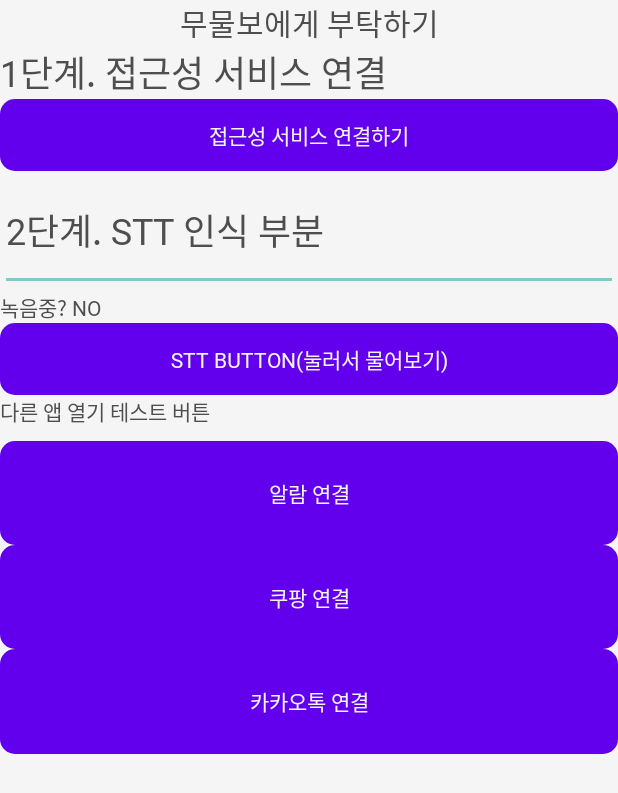
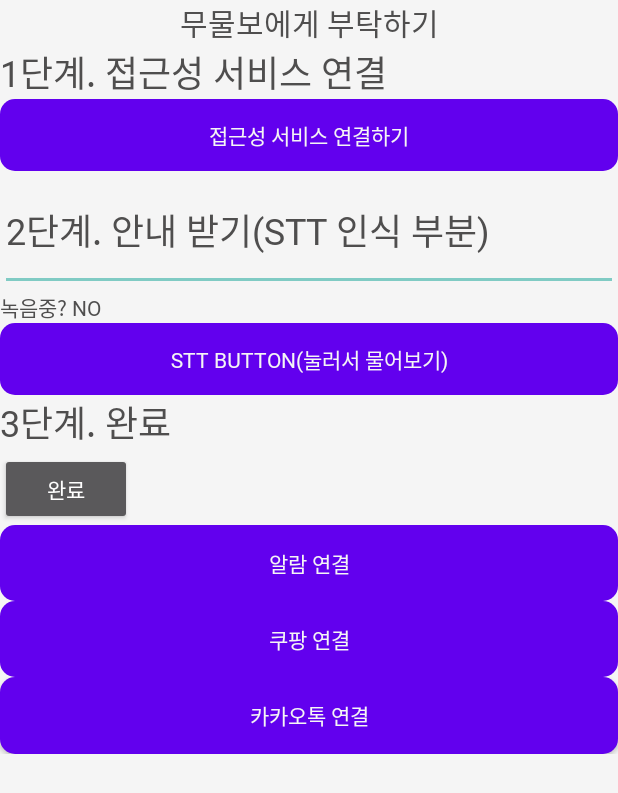
Before and after one commit to Park-kxng/mumulbo2023, an Android app: the ActMmbActivity screen opened directly, with no data from a screen before it, on a phone screen of 412 x 824 dp. Shown: the top 793 px of the screen. Run offline under Robolectric (Android 15) with nearby library versions, the phone set to English and light mode, and no system bars.

```diff
--- a/app/src/main/java/com/example/mumulbo2023/ActMmbActivity.java
+++ b/app/src/main/java/com/example/mumulbo2023/ActMmbActivity.java
@@ -39,7 +39,8 @@ import java.util.List;
 import java.util.Locale;
 
 public class ActMmbActivity extends Activity {
-    Button kakaoButton, alarmButton, coupangButton, recordButton, button_AccessConect;
+    public int Step = 0;
+    Button kakaoButton, alarmButton, coupangButton, recordButton, button_AccessConect, button_Complete;
     //////
     TextView recordingText; // TTS로 음성으로 나오기도 하지만 텍스트로도 표시하기 위함
     //TextView answerText;
@@ -94,6 +95,19 @@ public class ActMmbActivity extends Activity {
         recordIntent.putExtra(RecognizerIntent.EXTRA_LANGUAGE, "ko-KR");   //한국어
         //
         button_AccessConect = findViewById(R.id.Acces_connection);
+        button_Complete = findViewById(R.id.complete);
+        // 버튼 클릭 시 설명 메시지 토스트로 출력
+        button_Complete.setOnClickListener(new View.OnClickListener() {
+            @Override
+            public void onClick(View v) {
+                // 내가 구현한 (무물보)ui 요소의 설명하는 코드
+                String buttonDescription = button_Complete.getContentDescription().toString(); // contetnDescription 읽기
+                Toast.makeText(ActMmbActivity.this, buttonDescription, Toast.LENGTH_SHORT).show(); // 출력하기
+                textToSpeech.speak("기능 구현이 완료되었습니다! 다른 기능을 안내받고 싶으시면 무물보에게 언제든 물어봐주세요!", TextToSpeech.QUEUE_FLUSH, null);
+                Step = 0; // Step 초기화
+
+            }
+        });
         recordButton.setOnClickListener(new View.OnClickListener() {
                                             @Override
                                             public void onClick(View v) {
--- a/app/src/main/java/com/example/mumulbo2023/AskMmbActivity.java
+++ b/app/src/main/java/com/example/mumulbo2023/AskMmbActivity.java
@@ -122,7 +122,8 @@ public class AskMmbActivity extends Activity {
                         recording = true;
                         startRecord();
                         Toast.makeText(getApplicationContext(), "지금부터 무엇이든 물어보세요!", Toast.LENGTH_SHORT).show();
-                        recordingText.setText("녹음중? YES");
+                        recordingText.setText("녹음 중입니다!");
+                        recordingText.setText("");
                         // 캐릭터의 얼굴을 무표정 얼굴로 변경합니다.
                         faceImage.setImageResource(R.drawable.character_mmb);
 
--- a/app/src/main/java/com/example/mumulbo2023/MainActivity.java
+++ b/app/src/main/java/com/example/mumulbo2023/MainActivity.java
@@ -22,6 +22,8 @@ public class MainActivity extends AppCompatActivity {
 
     // 연락처는 여기에서 관리됨. static으로 여러곳에서 접근.
     public static ArrayList<OnePerson> personArrayList;
+    public static int Step;
+
     @Override
     protected void onCreate(Bundle savedInstanceState) {
         super.onCreate(savedInstanceState);
--- a/app/src/main/res/layout/activity_act_mmb.xml
+++ b/app/src/main/res/layout/activity_act_mmb.xml
@@ -58,7 +58,7 @@
             android:ems="10"
             android:fontFamily="@font/medium"
             android:inputType="textPersonName"
-            android:text="2단계. STT 인식 부분"
+            android:text="2단계. 안내 받기(STT 인식 부분)"
             android:textColor="@color/grey"
             android:textSize="24sp" />
 
@@ -88,11 +88,18 @@
         <TextView
             android:id="@+id/infoTextView"
             android:layout_width="match_parent"
-            android:layout_height="9dp"
+            android:layout_height="wrap_content"
             android:layout_weight="1"
             android:fontFamily="@font/medium"
-            android:text="다른 앱 열기 테스트 버튼"
-            android:textColor="@color/grey" />
+            android:text="3단계. 완료"
+            android:textColor="@color/grey"
+            android:textSize="24sp" />
+        <Button
+            android:id="@+id/complete"
+            android:layout_width="wrap_content"
+            android:layout_height="wrap_content"
+            android:text="완료"
+            android:contentDescription="완료" />
 
         <Button
             android:id="@+id/alarmButton"
```
Also changed, not shown: app/src/main/java/com/example/mumulbo2023/CustomAccessibilityService.java (+71 -40 lines), app/src/main/res/layout/activity_ask_mmb.xml (+10 -10 lines).
